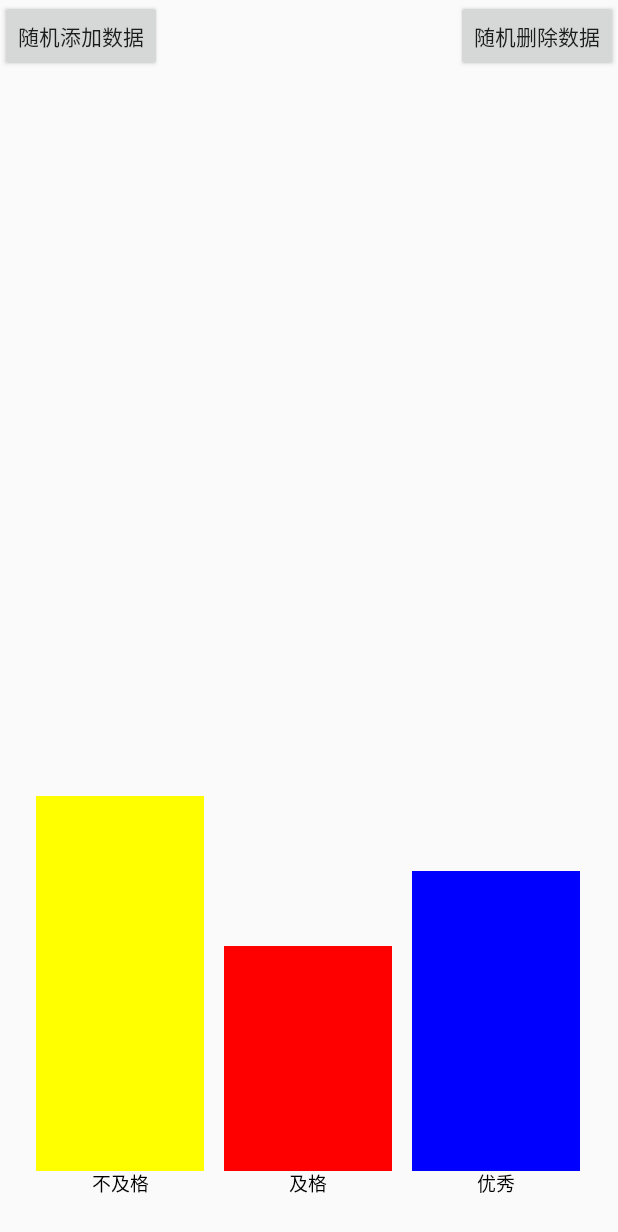
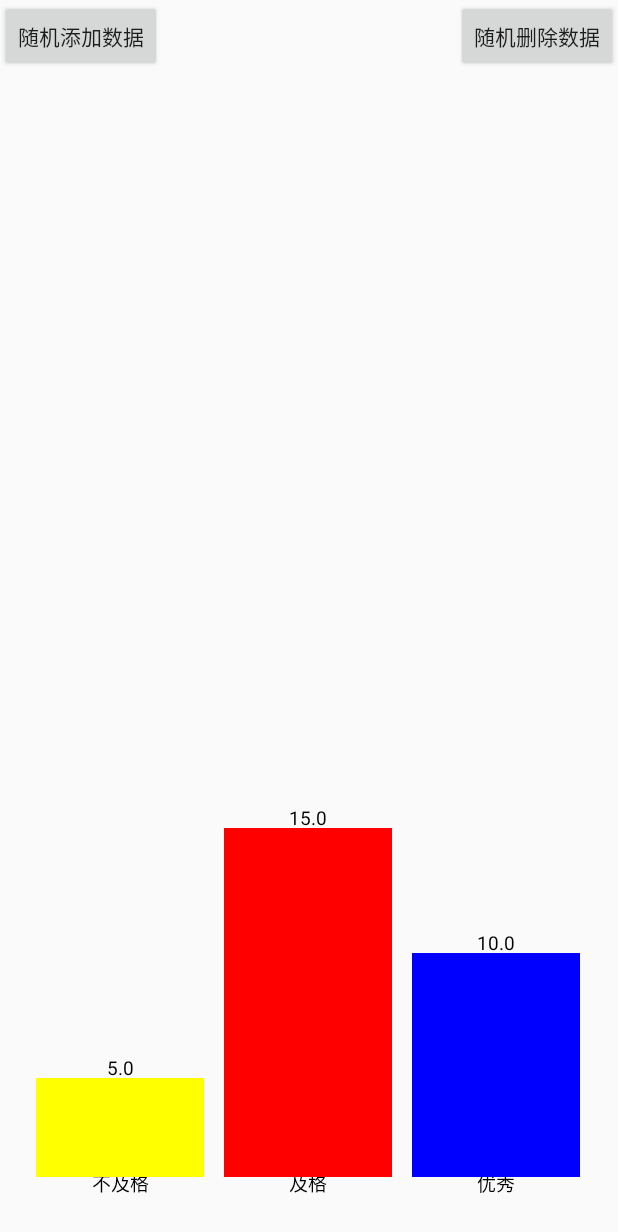
Before and after one commit to FENGZEYOU123/AndroidStatisticsView, an Android app: the screen it shows after launch (MainActivity), on a phone screen of 412 x 824 dp. Shown: the top 1232 px of the screen. Run offline under Robolectric (Android 15) with nearby library versions, the phone set to English and light mode, and no system bars.

Commit message:
display data info

```diff
--- a/app/src/main/java/com/yfz/statisticsview/ColumnBarChartView.java
+++ b/app/src/main/java/com/yfz/statisticsview/ColumnBarChartView.java
@@ -4,7 +4,6 @@ import android.content.Context;
 import android.content.res.TypedArray;
 import android.graphics.Canvas;
 import android.graphics.Color;
-import android.graphics.Matrix;
 import android.graphics.Paint;
 import android.graphics.Rect;
 import android.graphics.RectF;
@@ -24,8 +23,6 @@ public class ColumnBarChartView extends View {
     private Paint mPaint=new Paint();
     //记录绘制数据，key名字,value数量
     private ArrayList<ColumnDataFrom> mArray=new ArrayList<>();
-    //柱状间距
-    private int mMargin=20;
     //柱状宽度
     private float mWidth=0;
     //柱状高度
@@ -34,12 +31,19 @@ public class ColumnBarChartView extends View {
     private RectF mRectF = new RectF();
     //数据名字位置Rect
     private Rect mTextRect=new Rect();
-    //数据显示
-    private boolean mDisplayData =false;
-    //数据文字大小
-    private float mTextSize=20;
-    //数据文字颜色
+    /**
+     * 设置柱状间距
+     */
+    private int mMargin=20;
+    /**
+     * 设置是否显示数据（柱状名字-数值）
+     */
+    private boolean mDisplayData =true;
+    /**
+     * 设置文字颜色
+     */
     private int mTextColor= Color.BLACK;
+
     public ColumnBarChartView(Context context) {
         super(context);
         initial(context);
@@ -51,7 +55,6 @@ public class ColumnBarChartView extends View {
         mMargin=typedArray.getInteger(R.styleable.ColumnBarChartView_ColumnBarChart_margin,mMargin);
         mDisplayData =typedArray.getBoolean(R.styleable.ColumnBarChartView_ColumnBarChart_displayData, mDisplayData);
         mTextColor =typedArray.getInteger(R.styleable.ColumnBarChartView_ColumnBarChart_textColor, mTextColor);
-        mTextSize =typedArray.getFloat(R.styleable.ColumnBarChartView_ColumnBarChart_textSize, mTextSize);
         initial(context);
     }
 
@@ -80,16 +83,16 @@ public class ColumnBarChartView extends View {
             mRectF.top= mRectF.bottom-mHeight*mArray.get(i).mNumber ; //柱状高度=数值的平均高度值*柱状数值
             if(mDisplayData){ //如果设置了展示名字，则绘制名字
                 onDrawName(canvas,i); //画柱状名字
+                onDrawNumber(canvas,i); //画柱状数值
             }
             onDrawColumn(canvas,i); //画柱状图形
-
         }
     }
 
     //绘制-柱状名字
     private void onDrawName(Canvas canvas,int i){
         mPaint.setTextSize(dip2px(mContext, (float) Math.sqrt(mWidth)));
-        mPaint.getTextBounds(mArray.get(i).mMame, 0, mArray.get(i).mMame.length(), mTextRect); //计算文字位置,处于柱状中间
+        mPaint.getTextBounds(mArray.get(i).mMame, 0, mArray.get(i).mMame.length(), mTextRect); //计算文字位置,处于柱状宽度中间
         mPaint.setColor(mTextColor);
         canvas.drawText(   //柱状名字
                 mArray.get(i).mMame,
@@ -98,11 +101,23 @@ public class ColumnBarChartView extends View {
                 mPaint);
 
     }
+    //绘制-柱状数值
+    private void onDrawNumber(Canvas canvas,int i){
+        mPaint.setTextSize(dip2px(mContext, (float) Math.sqrt(mWidth)));
+        mPaint.getTextBounds(String.valueOf(mArray.get(i).mNumber), 0, String.valueOf(mArray.get(i).mNumber).length(), mTextRect); //计算文字位置,处于柱状宽度中间
+        mPaint.setColor(mTextColor);
+        canvas.drawText(   //柱状名字
+                String.valueOf(mArray.get(i).mNumber),
+                (mRectF.left+mRectF.right)/2 - (mTextRect.left+mTextRect.right)/2,
+                mRectF.top,
+                mPaint);
+
+    }
     //绘制-柱状图形
     private void onDrawColumn(Canvas canvas,int i){
         if(mDisplayData) { //如果设置了展示名字，则绘制柱状图形的位置要在文字之上
-            mRectF.bottom=mRectF.bottom-dip2px(mContext,(mTextRect.bottom-mTextRect.top));
-            mRectF.top=mRectF.bottom-mRectF.top;
+            mRectF.bottom=mRectF.bottom-dip2px(mContext,(mTextRect.bottom-mTextRect.top)); //柱状底部位置=组件底部-文字高度
+            mRectF.top= mRectF.bottom-mHeight*mArray.get(i).mNumber +dip2px(mContext,(mTextRect.bottom-mTextRect.top+2)) ; //柱状高度=数值的平均高度值*柱状数值
         }
         mPaint.setColor(mArray.get(i).mColor); //柱状颜色
         canvas.drawRect(mRectF,mPaint);
--- a/app/src/main/res/layout/activity_main.xml
+++ b/app/src/main/res/layout/activity_main.xml
@@ -29,9 +29,8 @@
         app:layout_constraintRight_toRightOf="parent"
         app:layout_constraintLeft_toLeftOf="parent"
         app:layout_constraintBottom_toBottomOf="parent"
-        app:ColumnBarChart_displayData="true"
         android:layout_width="match_parent"
-        android:layout_height="300dp">
+        android:layout_height="500dp">
     </com.yfz.statisticsview.ColumnBarChartView>
 
 </androidx.constraintlayout.widget.ConstraintLayout>
--- a/app/src/main/res/values/attrs.xml
+++ b/app/src/main/res/values/attrs.xml
@@ -5,7 +5,5 @@
         <attr name="ColumnBarChart_margin" format="reference|dimension|integer"></attr>
         <attr name="ColumnBarChart_displayData" format="boolean"></attr>
         <attr name="ColumnBarChart_textColor" format="reference|color|integer|dimension"></attr>
-        <attr name="ColumnBarChart_textSize" format="reference|float|dimension|integer"></attr>
-
     </declare-styleable>
 </resources>
```
